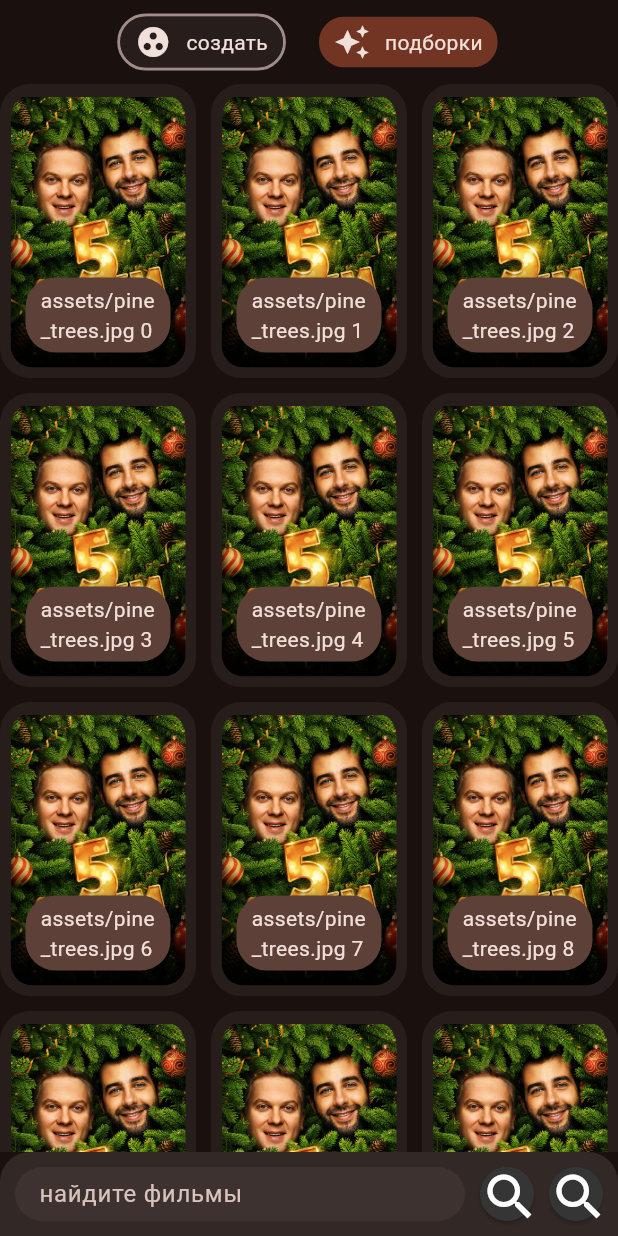
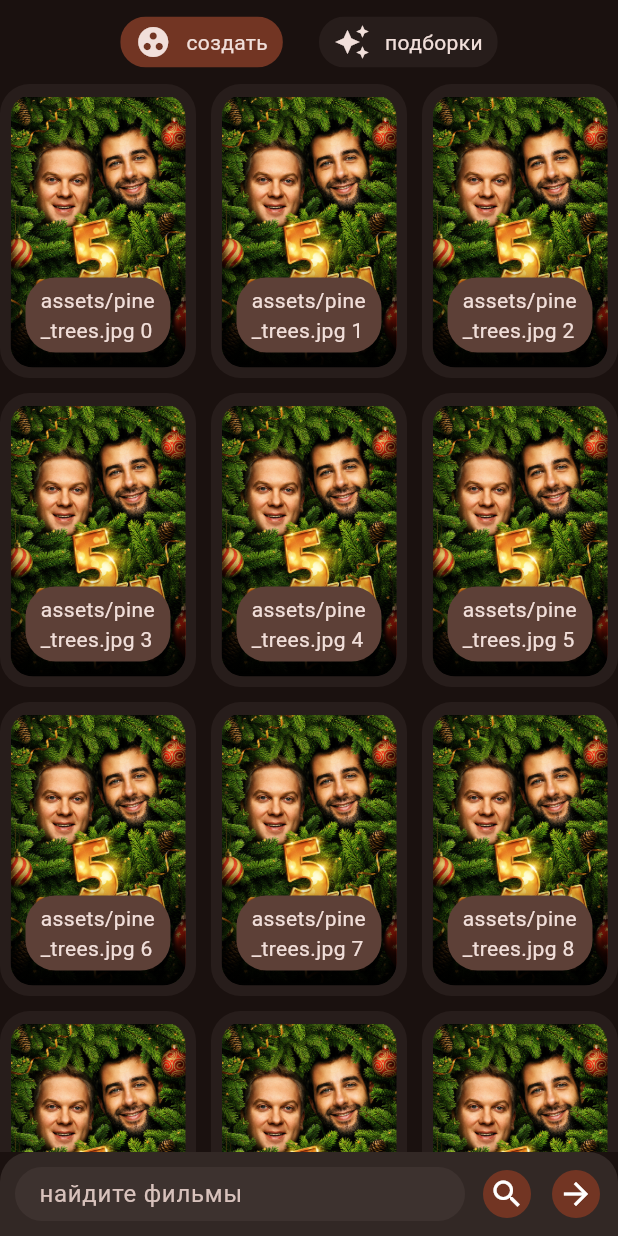
Before and after one commit to Asbecov/Mov1eMatch, a Flutter app: the screen it shows after launch, on a phone screen of 412 x 824 dp. Run offline on Flutter 3.47's test engine with Material 3 defaults, Android fonts, the phone set to English and light mode, and no system bars; our stand-ins replace go_router.

Commit message:
chore: refactoring

```diff
--- a/mmm_flutter/lib/common/constants/routing_constants.dart
+++ b/mmm_flutter/lib/common/constants/routing_constants.dart
@@ -1,5 +1,8 @@
 const String createRoute = '/create';
 const String collectionsRoute = '/collections';
 
+const String createName = 'create';
+const String collectionsName = 'collections';
+
 const String vottingRoute = '/voting';
 const String resultsRoute = 'results';
--- a/mmm_flutter/lib/common/navigation/router.dart
+++ b/mmm_flutter/lib/common/navigation/router.dart
@@ -7,17 +7,24 @@ import 'package:mmm/features/home/views/home_view.dart';
 final GoRouter route = GoRouter(
   initialLocation: createRoute,
   routes: <RouteBase>[
-    ShellRoute(
-      builder: (context, state, child) => HomeRoute(state: state, child: child),
-      routes: <GoRoute>[
+    StatefulShellRoute.indexedStack(
+      builder: (context, state, navigationShell) =>
+          HomeRoute(navigationShell: navigationShell),
+      branches: <StatefulShellBranch>[
+        StatefulShellBranch(routes: <RouteBase>[
           GoRoute(
-          path: createRoute, // Ensure this is NOT '/' if inside a ShellRoute
+            path: createRoute,
+            name: createName,
             builder: (context, state) => const CreateView(),
           ),
+        ]),
+        StatefulShellBranch(routes: <RouteBase>[
           GoRoute(
             path: collectionsRoute,
+            name: collectionsName,
             builder: (context, state) => const Placeholder(),
           ),
+        ]),
       ],
     ),
     GoRoute(
--- a/mmm_flutter/lib/features/create/views/create_view.dart
+++ b/mmm_flutter/lib/features/create/views/create_view.dart
@@ -2,7 +2,6 @@ import 'package:flutter/material.dart';
 import 'package:go_router/go_router.dart';
 import 'package:mmm/common/constants/app_constants.dart';
 import 'package:mmm/common/widgets/film_card.dart';
-import 'package:mmm/features/home/widgets/home_button.dart';
 
 class CreateView extends StatefulWidget {
   const CreateView({super.key});
@@ -45,40 +44,12 @@ class _CreateViewState extends State<CreateView> {
   }
 
   @override
-  Widget build(BuildContext context) => Scaffold(
-        backgroundColor: Theme.of(context).colorScheme.surface,
-        appBar: AppBar(
-          title: Center(
-            child: SizedBox(
-              height: kToolbarHeight,
-              child: Padding(
-                padding: const EdgeInsets.all(8.0),
-                child: Row(
-                  spacing: 20,
-                  mainAxisSize: MainAxisSize.min,
-                  children: <Widget>[
-                    SelectableButton(
-                      selected: false,
-                      icon: Icons.group_work,
-                      label: 'создать',
-                      onTap: () {},
-                    ),
-                    SelectableButton(
-                      selected: true,
-                      icon: Icons.auto_awesome,
-                      label: 'подборки',
-                      onTap: () {},
-                    ),
-                  ],
-                ),
-              ),
-            ),
-          ),
-        ),
-        body: Column(
-          children: <Widget>[
+  Widget build(BuildContext context) => Column(
+        children: [
           Expanded(
-              child: GridView.builder(
+            child: CustomScrollView(
+              slivers: <Widget>[
+                SliverGrid.builder(
                   gridDelegate: SliverGridDelegateWithFixedCrossAxisCount(
                     crossAxisCount: _crossAxisCount,
                     mainAxisSpacing: 10,
@@ -92,6 +63,8 @@ class _CreateViewState extends State<CreateView> {
                     onDelete: (id) => context.pop(),
                   ),
                   itemCount: 30,
+                ),
+              ],
             ),
           ),
           Container(
@@ -111,45 +84,12 @@ class _CreateViewState extends State<CreateView> {
                     textEditingController: _controller,
                   ),
                 ),
-                  AspectRatio(
-                    aspectRatio: 1,
-                    child: ElevatedButton.icon(
-                      onPressed: () {},
-                      icon: Icon(Icons.search, size: 40),
-                      label: SizedBox(),
-                      style: ElevatedButton.styleFrom(
-                        fixedSize: Size.square(36),
-                        backgroundColor: Color.fromARGB(255, 53, 53, 53),
-                        foregroundColor: Colors.white,
-                        padding: EdgeInsets.zero,
-                        shape: RoundedRectangleBorder(
-                          borderRadius: BorderRadius.circular(20),
-                        ),
-                      ),
-                    ),
-                  ),
-                  AspectRatio(
-                    aspectRatio: 1,
-                    child: ElevatedButton.icon(
-                      onPressed: () {},
-                      icon: Icon(Icons.search, size: 40),
-                      label: SizedBox(),
-                      style: ElevatedButton.styleFrom(
-                        fixedSize: Size.square(56),
-                        backgroundColor: Color.fromARGB(255, 53, 53, 53),
-                        foregroundColor: Colors.white,
-                        padding: EdgeInsets.zero,
-                        shape: RoundedRectangleBorder(
-                          borderRadius: BorderRadius.circular(20),
-                        ),
-                      ),
-                    ),
-                  ),
+                BottomBarButton(icon: Icons.search_sharp, onTap: () {}),
+                BottomBarButton(icon: Icons.arrow_forward, onTap: () {}),
               ],
             ),
           ),
         ],
-        ),
       );
 }
 
@@ -241,3 +181,58 @@ class _MovieMatcherTextFieldState extends State<MovieMatcherTextField> {
         ),
       );
 }
+
+class BottomBarButton extends StatefulWidget {
+  const BottomBarButton({
+    super.key,
+    required this.icon,
+    required this.onTap,
+  });
+
+  final IconData icon;
+  final void Function() onTap;
+
+  @override
+  State<BottomBarButton> createState() => _BottomBarButtonState();
+}
+
+class _BottomBarButtonState extends State<BottomBarButton> {
+  bool _focused = false;
+
+  void _handleFocusChange(bool isFocused) => setState(() {
+        _focused = isFocused;
+      });
+
+  @override
+  Widget build(BuildContext context) {
+    final ThemeData themeData = Theme.of(context);
+
+    return AspectRatio(
+      aspectRatio: 1.0,
+      child: Container(
+        decoration: BoxDecoration(
+          borderRadius: BorderRadius.circular(borderRadius),
+          border: Border.all(
+            color:
+                _focused ? themeData.colorScheme.outline : Colors.transparent,
+            width: rimSize,
+          ),
+        ),
+        alignment: Alignment.center,
+        child: ClipRRect(
+          borderRadius: BorderRadius.circular(borderRadius),
+          child: Material(
+            color: themeData.colorScheme.primaryContainer,
+            child: InkWell(
+              onFocusChange: _handleFocusChange,
+              onTap: widget.onTap,
+              child: Center(
+                child: Icon(widget.icon),
+              ),
+            ),
+          ),
+        ),
+      ),
+    );
+  }
+}
--- a/mmm_flutter/lib/features/home/views/home_view.dart
+++ b/mmm_flutter/lib/features/home/views/home_view.dart
@@ -1,16 +1,49 @@
 import 'package:flutter/material.dart';
 import 'package:go_router/go_router.dart';
+import 'package:mmm/common/constants/routing_constants.dart';
+import 'package:mmm/features/home/widgets/home_button.dart';
 
 class HomeRoute extends StatelessWidget {
   const HomeRoute({
     super.key,
-    required this.state,
-    required this.child,
+    required this.navigationShell,
   });
 
-  final GoRouterState state;
-  final Widget child;
+  final StatefulNavigationShell navigationShell;
 
   @override
-  Widget build(BuildContext context) => child;
+  Widget build(BuildContext context) {
+    return Scaffold(
+      backgroundColor: Theme.of(context).colorScheme.surface,
+      appBar: AppBar(
+        title: Center(
+          child: SizedBox(
+            height: kToolbarHeight,
+            child: Padding(
+              padding: const EdgeInsets.all(8.0),
+              child: Row(
+                spacing: 20,
+                mainAxisSize: MainAxisSize.min,
+                children: <Widget>[
+                  SelectableButton(
+                    selected: navigationShell.currentIndex == 0,
+                    icon: Icons.group_work,
+                    label: 'создать',
+                    onTap: () => context.goNamed(createName),
+                  ),
+                  SelectableButton(
+                    selected: navigationShell.currentIndex == 1,
+                    icon: Icons.auto_awesome,
+                    label: 'подборки',
+                    onTap: () => context.goNamed(collectionsName),
+                  ),
+                ],
+              ),
+            ),
+          ),
+        ),
+      ),
+      body: navigationShell,
+    );
+  }
 }
--- a/mmm_flutter/lib/features/home/widgets/home_button.dart
+++ b/mmm_flutter/lib/features/home/widgets/home_button.dart
@@ -45,7 +45,6 @@ class _HomeButtonState extends State<SelectableButton> {
               ? themeData.colorScheme.primaryContainer
               : themeData.colorScheme.surfaceContainer,
           child: InkWell(
-            autofocus: true,
             onFocusChange: _handleFocusChange,
             onTap: widget.onTap,
             child: Padding(
```
Lines whose indentation alone changed are shown as unchanged.
